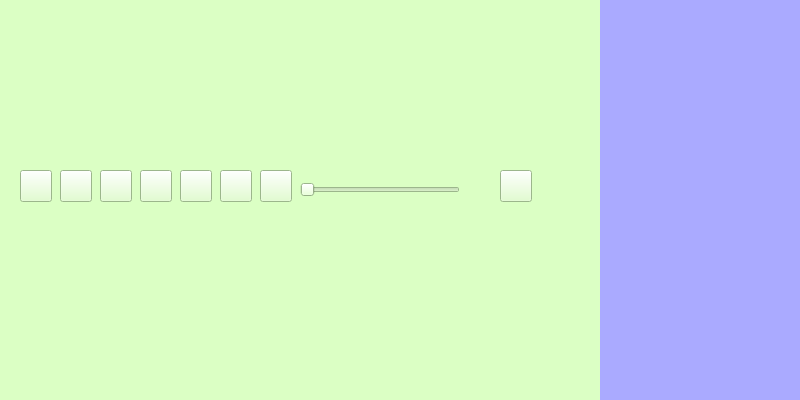
This is IShop/widget.ui in ffrankwang/learnCpp as Qt 5 draws it before an edit; both pictures show x 0 to 800 and y 200 to 600 of the 800 by 600 pixel window. The edited form follows.
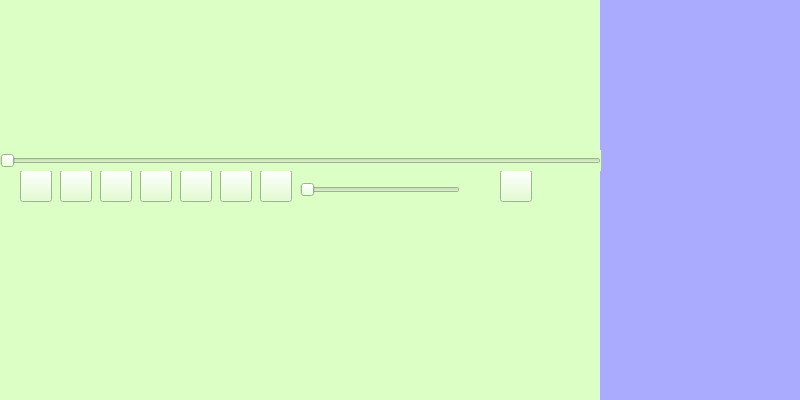
This is the edited form. Icons and pictures are not drawn.

The edit to the form file:
```diff
--- a/IShop/widget.ui
+++ b/IShop/widget.ui
@@ -312,6 +312,19 @@
     </size>
    </property>
   </widget>
+  <widget class="QSlider" name="progress_Slider">
+   <property name="geometry">
+    <rect>
+     <x>0</x>
+     <y>350</y>
+     <width>601</width>
+     <height>21</height>
+    </rect>
+   </property>
+   <property name="orientation">
+    <enum>Qt::Horizontal</enum>
+   </property>
+  </widget>
  </widget>
  <layoutdefault spacing="6" margin="11"/>
  <resources>
```
